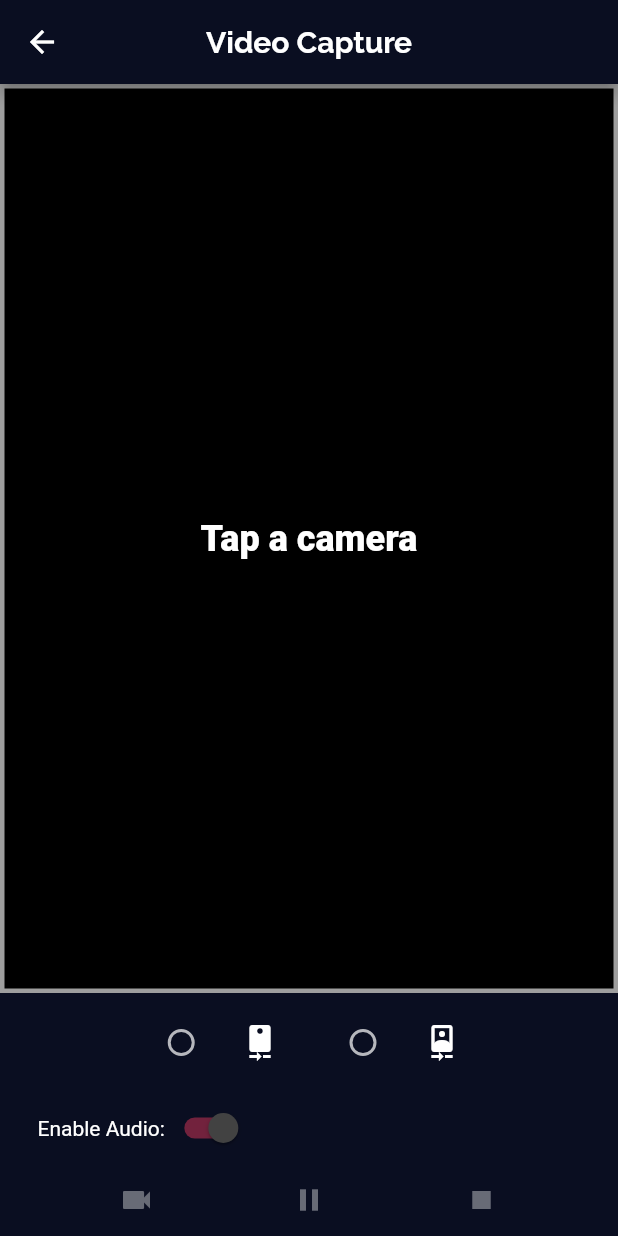
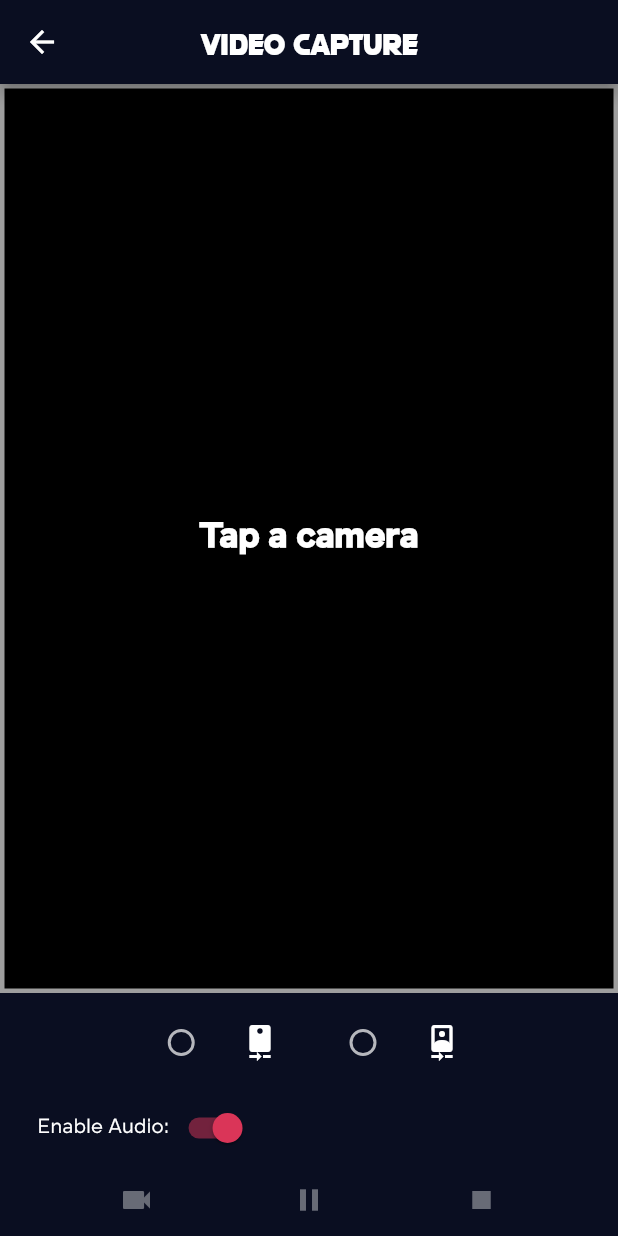
Before and after one commit to fiixed/Video-Diary-Flutter, a Flutter app: the screen it shows after launch, after a tap on the "add" icon, on a phone screen of 412 x 824 dp. Run offline on Flutter 3.47's test engine with Material 2 defaults, Android fonts, the light colour scheme and no system bars; our stand-ins replace camera, chewie, google_maps_flutter, location, sqflite, video_player; missing offline and left inert: video_thumbnail; accounts and stored records are empty.

Commit message:
new fonts

```diff
--- a/lib/main.dart
+++ b/lib/main.dart
@@ -31,10 +31,12 @@ class MyApp extends StatelessWidget {
         theme: ThemeData.dark().copyWith(
           primaryColor: Color(0xFF0A0E21),
           scaffoldBackgroundColor: Color(0xFF0A0E21),
-          accentColor: Color.fromRGBO(218, 53, 88, 0),
+          accentColor: Color.fromRGBO(218, 53, 88, 100),
           textTheme: TextTheme(
-            title: TextStyle(fontFamily: 'Raleway', fontWeight: FontWeight.bold),
-            headline: TextStyle(fontFamily: 'RobotoCondensed'),
+            title: TextStyle(fontFamily: 'ModernMachine'),
+            headline: TextStyle(fontFamily: 'Mollen', fontWeight: FontWeight.bold),
+            body1: TextStyle(fontFamily: 'Mollen'),
+            button: TextStyle(fontFamily: 'Mollen'),
           ),
         ),
         home: VideosGridScreen(),
```
Also changed, not shown: pubspec.yaml (+8 -0 lines), assets/fonts/BebasNeue-Regular.ttf (added), assets/fonts/Modern-Machine.ttf (added), assets/fonts/Mollen-Bold.otf (added), assets/fonts/Mollen-Regular.otf (added).
